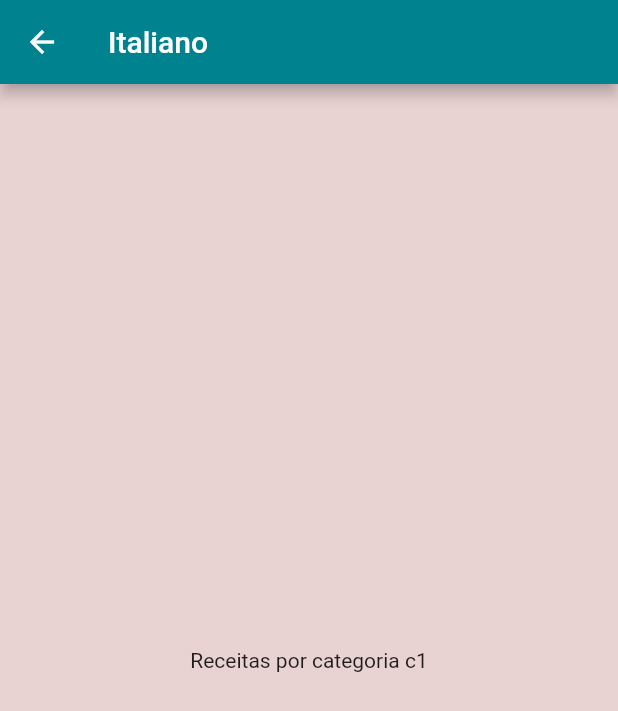
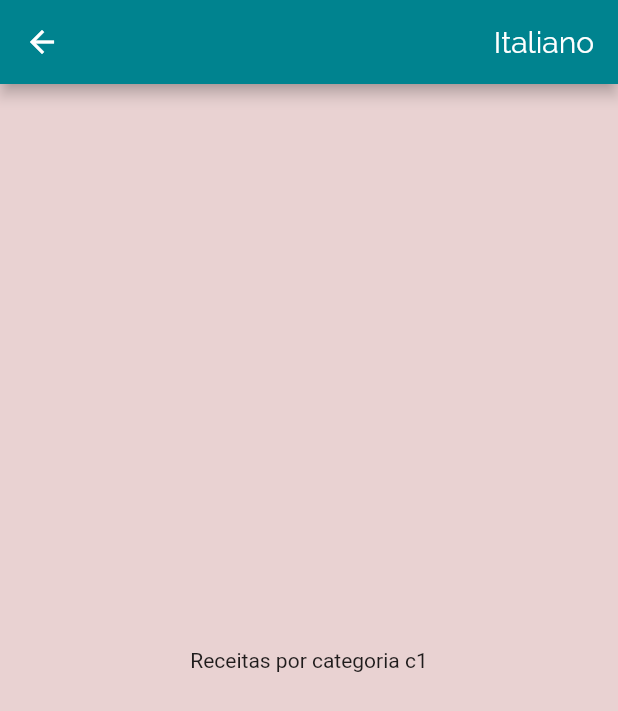
Before and after one commit to bielom43/foods_app, a Flutter app: the screen it shows after launch, after a tap on "Italiano", on a phone screen of 412 x 824 dp. Shown: the top 711 px of the screen. Run offline on Flutter 3.47's test engine with Material 2 defaults, Android fonts, the phone set to English and light mode, and no system bars.

Commit message:
#018 fix: fixing minor bugs

```diff
--- a/lib/screens/categories_meals_screen.dart
+++ b/lib/screens/categories_meals_screen.dart
@@ -12,7 +12,18 @@ class CategoriesMealsScreen extends StatelessWidget {
 
     return Scaffold(
       appBar: AppBar(
-        title: Text(category.title),
+        title: Row(
+          mainAxisAlignment: MainAxisAlignment.end,
+          children: [
+            Text(
+              textAlign: TextAlign.start,
+              category.title,
+              style: TextStyle(
+                fontFamily: 'Raleway',
+              ),
+            ),
+          ],
+        ),
       ),
       body: Center(
         child: Text('Receitas por categoria ${category.id}'),
```
